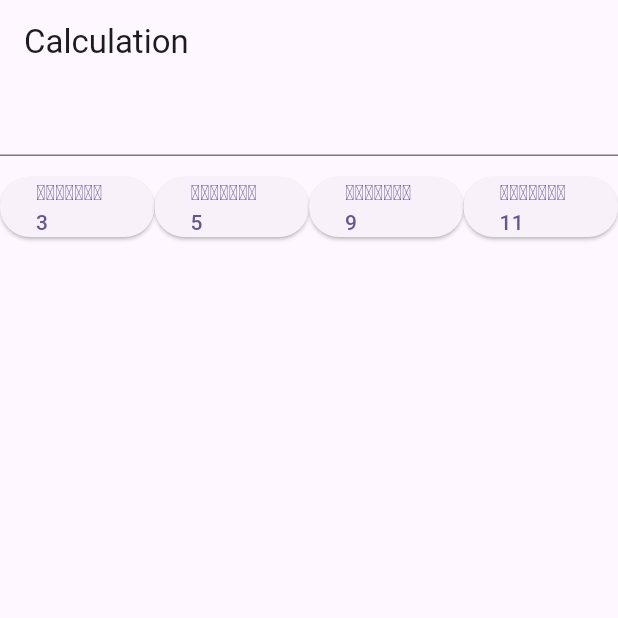
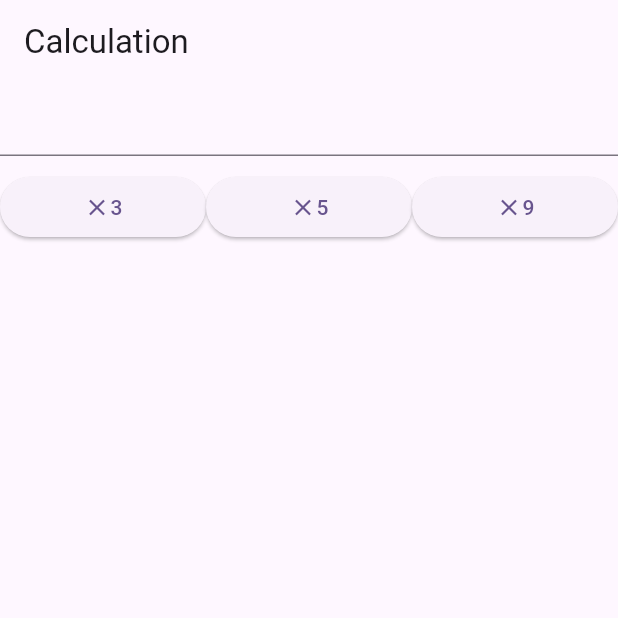
Before and after one commit to SoulinthaMay/flutter_refactoring, a Flutter app: the screen it shows after launch, on a phone screen of 412 x 824 dp, the top half of it. Run offline on Flutter 3.47's test engine with Material 2 defaults, Android fonts, the phone set to English and light mode, and no system bars.

Commit message:
update home_screen code

```diff
--- a/lib/home_screen.dart
+++ b/lib/home_screen.dart
@@ -9,8 +9,9 @@ class HomeScreen extends StatefulWidget {
 
 class _HomeScreenState extends State<HomeScreen> {
   TextEditingController c = TextEditingController();
-  int RESULT = 0;
+  int? RESULT;
   bool hello = false;
+
   @override
   Widget build(BuildContext context) {
     return Scaffold(
@@ -34,10 +35,6 @@ class _HomeScreenState extends State<HomeScreen> {
                       setState(() {
                         hello = true;
                       });
-                    } else if (c.text == '0') {
-                      setState(() {
-                        hello = true;
-                      });
                     } else {
                       int a = int.parse(c.text);
                       int b = a * 3;
@@ -47,17 +44,19 @@ class _HomeScreenState extends State<HomeScreen> {
                       });
                     }
                   },
-                  child: Text("ຄູນດ້ວຍ 3"),
+                  child: const Row(
+                    mainAxisAlignment: MainAxisAlignment.center,
+                    children: [
+                      Icon(Icons.close),
+                      Text("3"),
+                    ],
+                  ),
                 ),
               ),
               Expanded(
                 child: ElevatedButton(
                   onPressed: () {
                     if (c.text == '') {
-                      setState(() {
-                        hello = true;
-                      });
-                    } else if (c.text == '0') {
                       setState(() {
                         hello = true;
                       });
@@ -70,17 +69,19 @@ class _HomeScreenState extends State<HomeScreen> {
                       });
                     }
                   },
-                  child: Text("ຄູນດ້ວຍ 5"),
+                  child: const Row(
+                    mainAxisAlignment: MainAxisAlignment.center,
+                    children: [
+                      Icon(Icons.close),
+                      Text("5"),
+                    ],
+                  ),
                 ),
               ),
               Expanded(
                 child: ElevatedButton(
                   onPressed: () {
                     if (c.text == '') {
-                      setState(() {
-                        hello = true;
-                      });
-                    } else if (c.text == '0') {
                       setState(() {
                         hello = true;
                       });
@@ -93,30 +94,13 @@ class _HomeScreenState extends State<HomeScreen> {
                       });
                     }
                   },
-                  child: Text("ຄູນດ້ວຍ 9"),
-                ),
-              ),
-              Expanded(
-                child: ElevatedButton(
-                  onPressed: () {
-                    if (c.text == '') {
-                      setState(() {
-                        hello = true;
-                      });
-                    } else if (c.text == '0') {
-                      setState(() {
-                        hello = true;
-                      });
-                    } else {
-                      int a = int.parse(c.text);
-                      int b = a * 11;
-                      setState(() {
-                        hello = false;
-                        RESULT = b;
-                      });
-                    }
-                  },
-                  child: Text("ຄູນດ້ວຍ 11"),
+                  child: const Row(
+                    mainAxisAlignment: MainAxisAlignment.center,
+                    children: [
+                      Icon(Icons.close),
+                      Text("9"),
+                    ],
+                  ),
                 ),
               ),
             ],
@@ -125,14 +109,14 @@ class _HomeScreenState extends State<HomeScreen> {
             height: 10,
           ),
           hello == false
-              ? RESULT != 0
+              ? RESULT != null
                   ? Text('ຜົນຄູນເທົ່າກັບ $RESULT')
                   : Container(
                       width: 0,
                       height: 0,
                     )
               : Text(
-                  "ປ້ອນຂໍ້ມູນໃຫ້ຄົບ / ບໍ່ສາມາດປ້ອນເລກ 0",
+                  "ກະລຸນາປ້ອນຕົວເລກ",
                 ),
         ],
       ),
```
